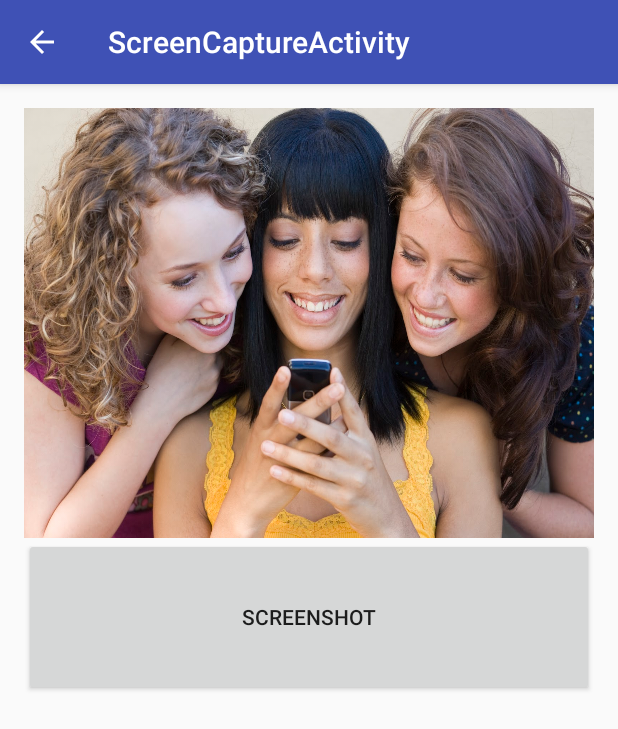
After one commit to mannan541/QuizApp, an Android app: the ScreenCaptureActivity screen opened directly, with no data from a screen before it, on a phone screen of 412 x 824 dp. The commit adds this screen. Shown: the top 729 px of the screen. Run offline under Robolectric (Android 15) with nearby library versions, the phone set to English and light mode, and no system bars; libraries missing offline, so code that uses them is left out: github.nisrulz.screenshott; Roboto replaces fonts that are not available here.

Commit message:
screen shot

```diff
--- a/app/build.gradle
+++ b/app/build.gradle
@@ -53,6 +53,7 @@ dependencies {
     compile 'de.hdodenhof:circleimageview:1.3.0'
     compile 'com.github.jrvansuita:CheckNewAppVersionAvailable:v1.0.0'
     compile 'com.github.iammert:StatusView:1.2'
+    compile 'com.github.nisrulz:screenshott:1.1.0'
 
     compile 'com.google.firebase:firebase-core:9.6.0'
     compile 'com.google.firebase:firebase-messaging:9.6.0'
--- a/app/src/main/AndroidManifest.xml
+++ b/app/src/main/AndroidManifest.xml
@@ -317,6 +317,15 @@
                 android:name="android.support.PARENT_ACTIVITY"
                 android:value="com.android.quizapp.activity.MainActivity" />
         </activity>
+        <activity
+            android:name=".activity.ScreenCaptureActivity"
+            android:label="@string/title_activity_screen_capture"
+            android:parentActivityName=".activity.MainActivity"
+            android:theme="@style/AppTheme.NoActionBar">
+            <meta-data
+                android:name="android.support.PARENT_ACTIVITY"
+                android:value="com.android.quizapp.activity.MainActivity" />
+        </activity>
     </application>
 
 </manifest>
--- a/app/src/main/java/com/android/quizapp/activity/MainActivity.java
+++ b/app/src/main/java/com/android/quizapp/activity/MainActivity.java
@@ -324,6 +324,7 @@ public class MainActivity extends AppCompatActivity {
                 //provide a style (optional) (LIGHT, DARK, LIGHT_DARK_TOOLBAR)
                 .withActivityStyle(Libs.ActivityStyle.LIGHT_DARK_TOOLBAR)
                 .withAboutIconShown(true)
+                .withActivityTitle("About App")
                 .withAboutVersionShown(true)
                 .withAboutDescription("This is a small sample which can be set in the about my app description file.<br /><b>You can style this with html markup :D</b>")
                 //start the activity
@@ -377,6 +378,11 @@ public class MainActivity extends AppCompatActivity {
 
     public void FirebaseClickListener(View view) {
         Intent intent = new Intent(getApplicationContext(), FireBaseNotificationActivity.class);
+        startActivity(intent);
+    }
+
+    public void screenShotClickListener(View view) {
+        Intent intent = new Intent(getApplicationContext(), ScreenCaptureActivity.class);
         startActivity(intent);
     }
 
--- /dev/null
+++ b/app/src/main/java/com/android/quizapp/activity/ScreenCaptureActivity.java
@@ -0,0 +1,62 @@
+package com.android.quizapp.activity;
+
+import android.graphics.Bitmap;
+import android.os.Bundle;
+import android.support.design.widget.FloatingActionButton;
+import android.support.design.widget.Snackbar;
+import android.support.v7.app.AppCompatActivity;
+import android.support.v7.widget.Toolbar;
+import android.view.View;
+import android.widget.Button;
+import android.widget.LinearLayout;
+
+import com.android.quizapp.R;
+
+import github.nisrulz.screenshott.ScreenShott;
+
+public class ScreenCaptureActivity extends AppCompatActivity {
+
+    Button scButton;
+    LinearLayout mainLayout;
+
+    @Override
+    protected void onCreate(Bundle savedInstanceState) {
+        super.onCreate(savedInstanceState);
+        setContentView(R.layout.activity_screen_capture);
+        Toolbar toolbar = (Toolbar) findViewById(R.id.toolbar);
+        setSupportActionBar(toolbar);
+        getSupportActionBar().setDisplayHomeAsUpEnabled(true);
+
+        FloatingActionButton fab = (FloatingActionButton) findViewById(R.id.fab);
+        fab.setOnClickListener(new View.OnClickListener() {
+            @Override
+            public void onClick(View view) {
+                Snackbar.make(view, "Replace with your own action", Snackbar.LENGTH_LONG)
+                        .setAction("Action", null).show();
+            }
+        });
+
+        mainLayout = (LinearLayout) findViewById(R.id.content_screen_capture);
+        scButton = (Button) findViewById(R.id.bScreen);
+        scButton.setOnClickListener(new View.OnClickListener() {
+            @Override
+            public void onClick(View view) {
+
+// View with spaces as per constraints
+                Bitmap bitmap_view = ScreenShott.getInstance().takeScreenShotOfView(view);
+
+// RootView
+                Bitmap bitmap_rootview = ScreenShott.getInstance().takeScreenShotOfRootView(view);
+
+// Just the View without any constraints
+                Bitmap bitmap_hiddenview = ScreenShott.getInstance().takeScreenShotOfJustView(view);
+
+                ScreenShott.getInstance().saveScreenshotToPicturesFolder(getApplicationContext(),
+                        bitmap_hiddenview, "my_screenshot_filename");
+
+            }
+        });
+
+    }
+
+}
--- /dev/null
+++ b/app/src/main/res/layout/activity_screen_capture.xml
@@ -0,0 +1,35 @@
+<?xml version="1.0" encoding="utf-8"?>
+<android.support.design.widget.CoordinatorLayout xmlns:android="http://schemas.android.com/apk/res/android"
+    xmlns:app="http://schemas.android.com/apk/res-auto"
+    xmlns:tools="http://schemas.android.com/tools"
+    android:layout_width="match_parent"
+    android:layout_height="match_parent"
+    android:fitsSystemWindows="true"
+    tools:context="com.android.quizapp.activity.ScreenCaptureActivity">
+
+    <android.support.design.widget.AppBarLayout
+        android:layout_width="match_parent"
+        android:layout_height="wrap_content"
+        android:theme="@style/AppTheme.AppBarOverlay">
+
+        <android.support.v7.widget.Toolbar
+            android:id="@+id/toolbar"
+            android:layout_width="match_parent"
+            android:layout_height="?attr/actionBarSize"
+            android:background="?attr/colorPrimary"
+            app:popupTheme="@style/AppTheme.PopupOverlay" />
+
+    </android.support.design.widget.AppBarLayout>
+
+    <include layout="@layout/content_screen_capture" />
+
+    <android.support.design.widget.FloatingActionButton
+        android:id="@+id/fab"
+        android:layout_width="wrap_content"
+        android:layout_height="wrap_content"
+        android:layout_gravity="bottom|end"
+        android:layout_margin="@dimen/fab_margin"
+        android:visibility="gone"
+        app:srcCompat="@android:drawable/ic_dialog_email" />
+
+</android.support.design.widget.CoordinatorLayout>
--- a/app/src/main/res/layout/content_main.xml
+++ b/app/src/main/res/layout/content_main.xml
@@ -67,6 +67,12 @@
                     android:gravity="center"
                     android:paddingRight="6dp" />
             </LinearLayout>
+
+            <Button
+                android:layout_width="match_parent"
+                android:layout_height="wrap_content"
+                android:onClick="screenShotClickListener"
+                android:text="Screen Capture" />
 
             <Button
                 android:layout_width="match_parent"
--- /dev/null
+++ b/app/src/main/res/layout/content_screen_capture.xml
@@ -0,0 +1,33 @@
+<?xml version="1.0" encoding="utf-8"?>
+<LinearLayout xmlns:android="http://schemas.android.com/apk/res/android"
+    xmlns:app="http://schemas.android.com/apk/res-auto"
+    xmlns:tools="http://schemas.android.com/tools"
+    android:id="@+id/content_screen_capture"
+    android:layout_width="match_parent"
+    android:layout_height="match_parent"
+    android:orientation="vertical"
+    android:paddingBottom="@dimen/activity_vertical_margin"
+    android:paddingLeft="@dimen/activity_horizontal_margin"
+    android:paddingRight="@dimen/activity_horizontal_margin"
+    android:paddingTop="@dimen/activity_vertical_margin"
+    android:weightSum="6"
+    app:layout_behavior="@string/appbar_scrolling_view_behavior"
+    tools:context="com.android.quizapp.activity.ScreenCaptureActivity"
+    tools:showIn="@layout/activity_screen_capture">
+
+    <ImageView
+        android:id="@+id/imgApril"
+        android:layout_width="match_parent"
+        android:layout_height="0dp"
+        android:layout_weight="2.5"
+        android:scaleType="fitXY"
+        android:src="@drawable/header_image" />
+
+    <Button
+        android:id="@+id/bScreen"
+        android:layout_width="match_parent"
+        android:layout_height="wrap_content"
+        android:layout_weight=".5"
+        android:text="Screenshot" />
+
+</LinearLayout>
--- a/app/src/main/res/values/strings.xml
+++ b/app/src/main/res/values/strings.xml
@@ -126,5 +126,6 @@
     <string name="activity_home_note">Close and re-open the app to see the fingerprint auth screen again</string>
     <string name="title_activity_fire_base_notification">FireBaseNotificationActivity</string>
     <string name="title_activity_timeline">TimelineActivity</string>
+    <string name="title_activity_screen_capture">ScreenCaptureActivity</string>
 
 </resources>
--- a/build.gradle
+++ b/build.gradle
@@ -6,7 +6,6 @@ buildscript {
     }
     dependencies {
         classpath 'com.android.tools.build:gradle:2.2.2'
-
         classpath 'com.google.gms:google-services:3.0.0'
 
         // NOTE: Do not place your application dependencies here; they belong
```
